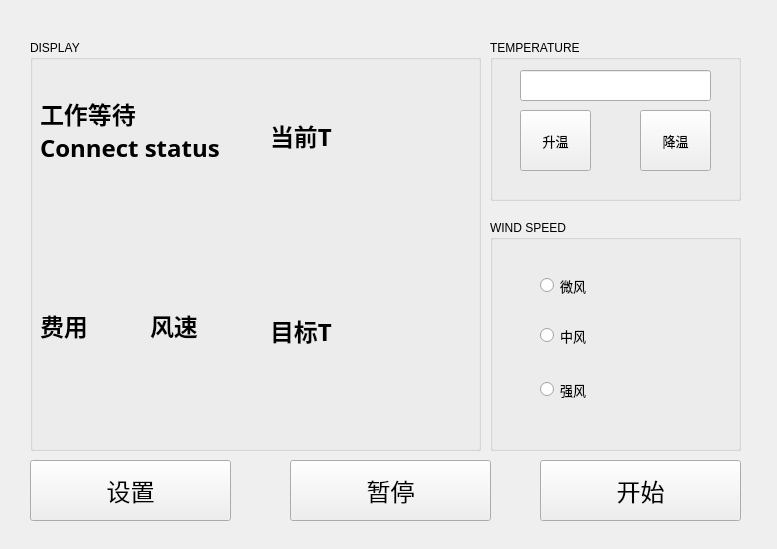
Old version of the form Client/client.ui in the repository AlphaGoMK/AirConditioningSystem.
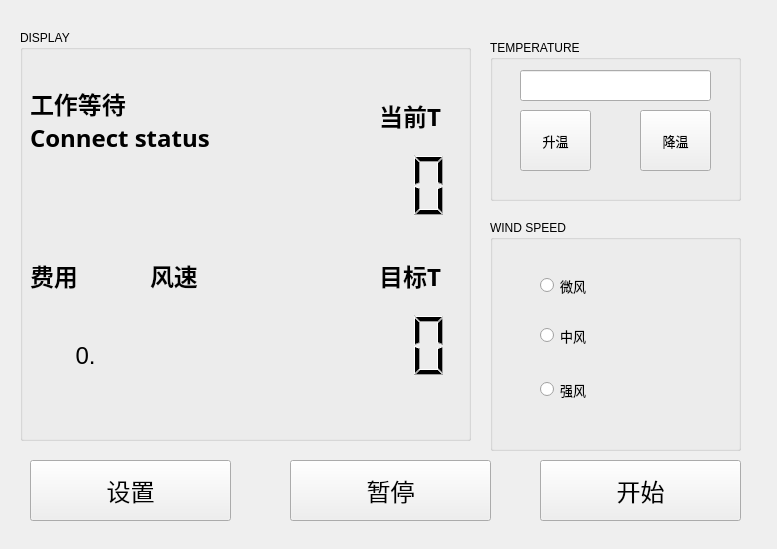
New version of the form.

Diff of the .ui file:
```diff
--- a/Client/client.ui
+++ b/Client/client.ui
@@ -210,8 +210,8 @@
   <widget class="QGroupBox" name="groupBox_3">
    <property name="geometry">
     <rect>
-     <x>30</x>
-     <y>40</y>
+     <x>20</x>
+     <y>30</y>
      <width>451</width>
      <height>411</height>
     </rect>
@@ -245,9 +245,9 @@
     <property name="geometry">
      <rect>
       <x>240</x>
-      <y>40</y>
+      <y>70</y>
       <width>181</width>
-      <height>111</height>
+      <height>31</height>
      </rect>
     </property>
     <property name="font">
@@ -261,14 +261,17 @@
     <property name="text">
      <string>当前T</string>
     </property>
+    <property name="alignment">
+     <set>Qt::AlignRight|Qt::AlignTrailing|Qt::AlignVCenter</set>
+    </property>
    </widget>
    <widget class="QLabel" name="label_3">
     <property name="geometry">
      <rect>
       <x>240</x>
-      <y>200</y>
+      <y>230</y>
       <width>181</width>
-      <height>181</height>
+      <height>31</height>
      </rect>
     </property>
     <property name="font">
@@ -282,14 +285,17 @@
     <property name="text">
      <string>目标T</string>
     </property>
+    <property name="alignment">
+     <set>Qt::AlignRight|Qt::AlignTrailing|Qt::AlignVCenter</set>
+    </property>
    </widget>
    <widget class="QLabel" name="label_4">
     <property name="geometry">
      <rect>
       <x>10</x>
-      <y>190</y>
+      <y>230</y>
       <width>81</width>
-      <height>191</height>
+      <height>31</height>
      </rect>
     </property>
     <property name="font">
@@ -307,10 +313,10 @@
    <widget class="QLabel" name="label_5">
     <property name="geometry">
      <rect>
-      <x>120</x>
-      <y>190</y>
+      <x>130</x>
+      <y>230</y>
       <width>81</width>
-      <height>191</height>
+      <height>31</height>
      </rect>
     </property>
     <property name="font">
@@ -325,6 +331,88 @@
      <string>风速</string>
     </property>
    </widget>
+   <widget class="QLCDNumber" name="cur_tp_lcd">
+    <property name="geometry">
+     <rect>
+      <x>250</x>
+      <y>110</y>
+      <width>181</width>
+      <height>91</height>
+     </rect>
+    </property>
+    <property name="frameShape">
+     <enum>QFrame::NoFrame</enum>
+    </property>
+    <property name="smallDecimalPoint">
+     <bool>false</bool>
+    </property>
+    <property name="segmentStyle">
+     <enum>QLCDNumber::Filled</enum>
+    </property>
+   </widget>
+   <widget class="QLCDNumber" name="tg_tp_lcd">
+    <property name="geometry">
+     <rect>
+      <x>250</x>
+      <y>270</y>
+      <width>181</width>
+      <height>91</height>
+     </rect>
+    </property>
+    <property name="frameShape">
+     <enum>QFrame::NoFrame</enum>
+    </property>
+    <property name="smallDecimalPoint">
+     <bool>false</bool>
+    </property>
+    <property name="segmentStyle">
+     <enum>QLCDNumber::Filled</enum>
+    </property>
+   </widget>
+   <widget class="QLabel" name="wspd_label">
+    <property name="geometry">
+     <rect>
+      <x>130</x>
+      <y>271</y>
+      <width>81</width>
+      <height>101</height>
+     </rect>
+    </property>
+    <property name="font">
+     <font>
+      <family>Microsoft YaHei UI</family>
+      <pointsize>30</pointsize>
+     </font>
+    </property>
+    <property name="text">
+     <string/>
+    </property>
+    <property name="alignment">
+     <set>Qt::AlignCenter</set>
+    </property>
+   </widget>
+   <widget class="QLabel" name="chg_label">
+    <property name="geometry">
+     <rect>
+      <x>10</x>
+      <y>270</y>
+      <width>111</width>
+      <height>111</height>
+     </rect>
+    </property>
+    <property name="font">
+     <font>
+      <family>Microsoft YaHei UI</family>
+      <pointsize>18</pointsize>
+     </font>
+    </property>
+    <property name="text">
+     <string>0.</string>
+    </property>
+    <property name="alignment">
+     <set>Qt::AlignCenter</set>
+    </property>
+   </widget>
   </widget>
  </widget>
  <resources/>
```
Left out of the diff: 2 changed lines with no effect on the pictures.
